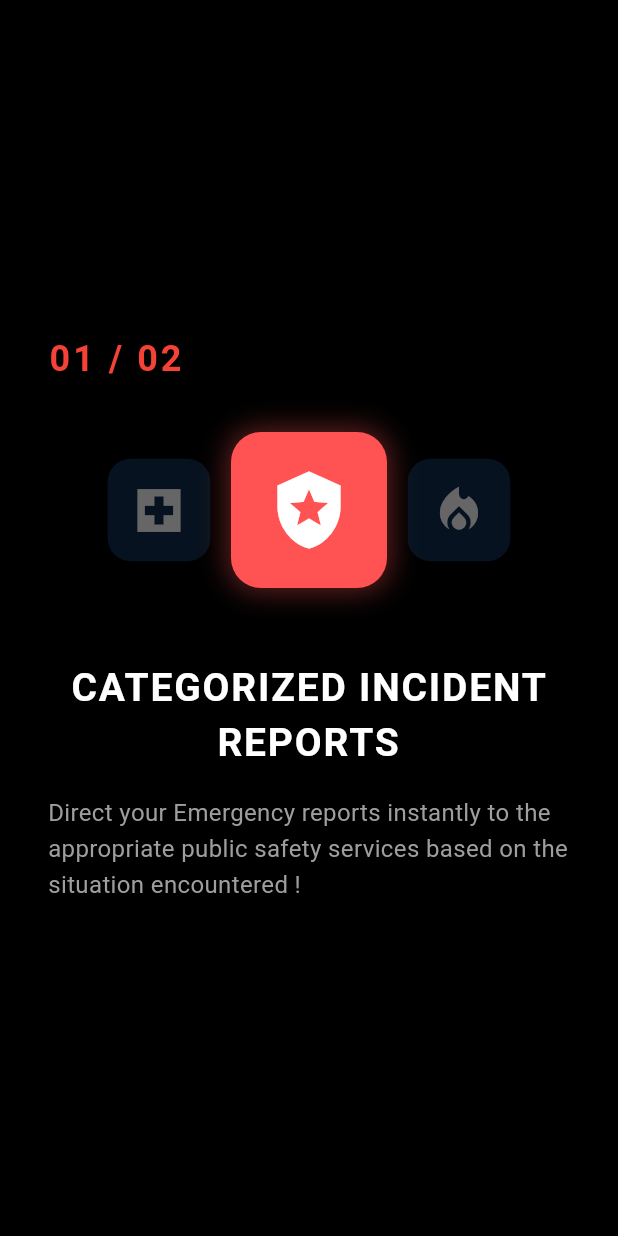
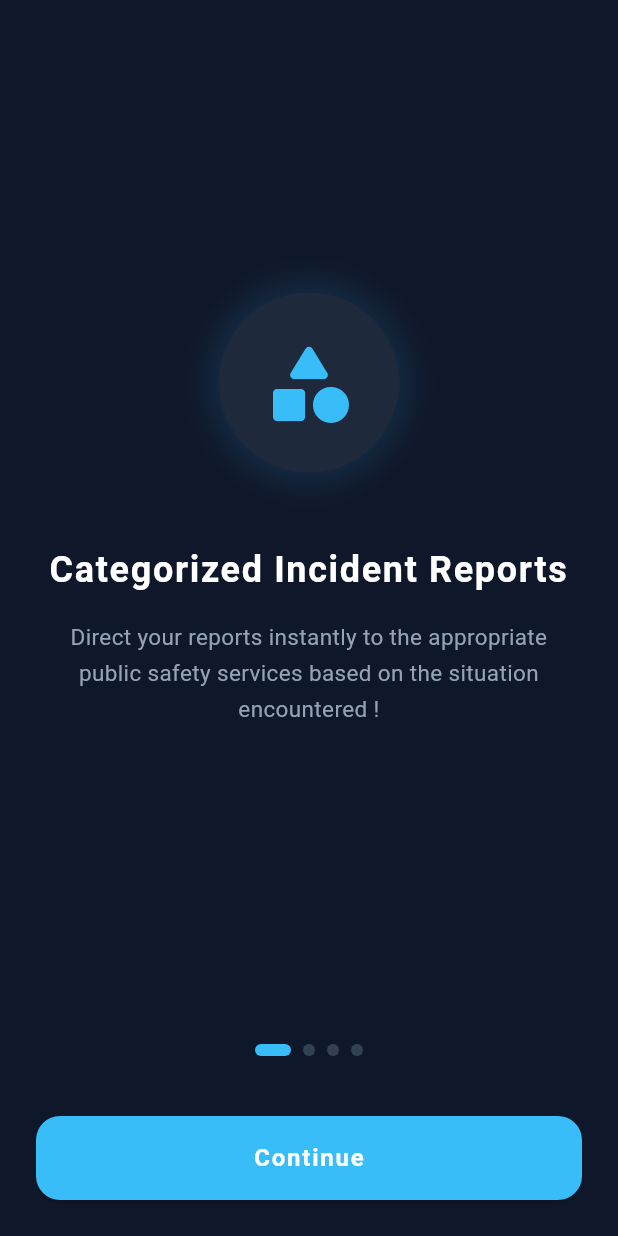
Before and after one commit to Dante-Force/Level2_Defence_Project, a Flutter app: the screen it shows after launch, on a phone screen of 412 x 824 dp. Run offline on Flutter 3.47's test engine with Material 3 defaults, Android fonts, the phone set to English and light mode, and no system bars.

Commit message:
Onboarding ok / home screen 50 % done

```diff
--- a/lib/screens/onboarding_screen.dart
+++ b/lib/screens/onboarding_screen.dart
@@ -1,4 +1,5 @@
 import 'package:flutter/material.dart';
+import 'package:sos_defence_project/screens/visitor_home_screen.dart';
 
 class OnboardingScreen extends StatefulWidget {
   const OnboardingScreen({super.key});
@@ -21,63 +22,130 @@ class _OnboardingScreenState extends State<OnboardingScreen> {
   @override
   Widget build(BuildContext context) {
     return Scaffold(
-      body: PageView(
+      // Deep Midnight Blue (#0F172A), my app base color theme 1
+      backgroundColor: const Color(0xFF0F172A),
+
+      body: SafeArea(
+        child: Column(
+          children: [
+
+            Expanded( // Top Bar the 4 slides
+              child: PageView(
                 controller: _pageController,
                 //locks physics attribute if we are on the legal slide (i.e slide 4), if not, bounce normally
-        physics: _currentIndex == 3
-          ? const NeverScrollableScrollPhysics() : const BouncingScrollPhysics(),
+                physics:  const BouncingScrollPhysics(),
                 onPageChanged: (index){
                   setState(() {
                     _currentIndex = index; // to update the state when user swipes
                   });
                 },
-        children: [
+
+                children: const [
                   // Slide 1: categories info
-          const IncidentCategoriesSlide(),
+                   OnboardingPage(
+                     icon: Icons.category_rounded,
+                     title: "Categorized Incident Reports",
+                     description: "Direct your reports instantly to the appropriate public safety services based on the situation encountered !",
+                   ),
 
                   // Slide 2: Map and Nearby alerts
-          const OnboardingPage(
+                   OnboardingPage(
                     icon: Icons.map_rounded,
                     title: "LIVE MAP & ALERTS",
                     description: "Once authenticated, view real-time incident heatmaps and receive critical safety alerts for your surrounding sector.",
-            slideNumber: '02 / 04',
+
                   ),
 
                   // Slide 3: SOS Report Trigger
-          const OnboardingPage(
+                   OnboardingPage(
                     icon: Icons.sos_rounded,
                     title: "INSTANT SOS REPORTING",
                     description: "Slide to activate the SOS trigger to initiate a 3-second safety countdown and an AI ambient audio scan for rapid threat evaluation.",
-            slideNumber: '03 / 04',
+
                   ),
 
                   // Slide 4: Legal Warning & consent
-          const OnboardingPage(
-            icon: Icons.gavel_rounded,
-            title: "LEGAL WARNING",
-            description: "WARNING : False incident reporting is a severe offense under Cameroonian Law. Misusing emergency services carries strict legal penalities!",
-            slideNumber: '04 / 04',
+                  LegalWarningSlide(),
+                ],
+              ),
+            ),
+
+            //standard dot indicators sliding
+            Padding(
+                padding: const EdgeInsets.symmetric(vertical: 16.0),
+                child: Row(
+                  mainAxisAlignment: MainAxisAlignment.center,
+                  children: List.generate(4, (index){
+                    return Container(
+                      margin: const EdgeInsets.symmetric(horizontal: 4.0),
+                      width: _currentIndex == index ? 24.0 : 8.0,
+                      height: 8.0,
+                      decoration:  BoxDecoration(
+                        color: _currentIndex == index ? const Color(0xFF38BDF8) : const Color(0xFF334155),
+                        borderRadius: BorderRadius.circular(4.0),
+                      ),
+                    );
+                  }),
+                ),
+            ),
+
+            //Bottom action Area: to display the "I accept" button only on slide 4 and "Continue" for the rest of slides
+            Padding(
+                  padding: const EdgeInsets.all(24.0),
+                child: SizedBox(
+                  width: double.infinity,
+                  height: 56,
+                  child: ElevatedButton(
+                      style: ElevatedButton.styleFrom(
+                        backgroundColor: _currentIndex == 3 ? Colors.red : const Color(0xFF38BDF8),
+                        shape: RoundedRectangleBorder(borderRadius: BorderRadius.circular(16),),
+                      ),
+                      onPressed: (){
+                        if (_currentIndex == 3) {
+                          // To do navigation to the visitor homepage
+                          Navigator.pushReplacement(
+                            context,
+                            MaterialPageRoute(builder: (
+                                context) => const VisitorHomeScreen()),
+                          );
+                        } else{
+                          // advance to next slide if not yet on legal page
+                          _pageController.nextPage(
+                             duration: const Duration(milliseconds: 300),
+                             curve: Curves.easeInOut,
+                          );
+                        }
+                      },
+                      child: Text(
+                        _currentIndex == 3 ? "I ACCEPT" : "Continue",
+                         style: TextStyle(
+                           color: Colors.white,
+                           fontSize: 16, letterSpacing: 1.2,
+                           fontWeight: FontWeight.bold,
+                         ),
+                      ),
+                  ),
+                ),
               ),
           ],
+        ),
       ),
     );
   }
 }
 
 
-//Onboarding class layout skeleton for all the Slides except slide 1:
+//Onboarding class layout skeleton for all the Slides :
 class OnboardingPage extends StatelessWidget {
  final IconData icon;
  final String title;
  final String description;
- final String slideNumber;
 
  const OnboardingPage({
    super.key,
    required this.icon,
    required this.title,
    required this.description,
-   required this.slideNumber,
  });
 
   @override
@@ -86,42 +154,48 @@ class OnboardingPage extends StatelessWidget {
       padding: const EdgeInsets.all(32.0),
         child: Column(
           mainAxisAlignment: MainAxisAlignment.center,
-          crossAxisAlignment: CrossAxisAlignment.start,
           children: [
             // Slide Counter
-            Text(
-              slideNumber,
-                style: TextStyle(
-                  color: Colors.red,
-                  fontSize: 24,
-                  fontWeight: FontWeight.bold,
-                  letterSpacing: 2.0,
+            Container(
+              padding: const EdgeInsets.all(28),
+              decoration: BoxDecoration(
+                color: const Color(0xFF1E293B),
+                shape: BoxShape.circle,
+                boxShadow: [
+                  BoxShadow(
+                    color: const Color(0xFF38BDF8).withValues(alpha: 0.15),
+                    blurRadius: 20,
+                    spreadRadius: 5,
+                  ),
+                ],
+              ),
+              child: Icon(
+                icon,
+                size: 64,
+                color: const Color(0xFF38BDF8),
+              ),
             ),
 
-            ),
-
-            const SizedBox(height: 24),
-            Icon(icon, size: 94, color: Colors.white,),
-            const SizedBox(height: 32),
-            // Header
+            const SizedBox(height: 48),
+           //Heder text design
             Text(
               title,
+              textAlign: TextAlign.center,
               style: const TextStyle(
-                color: Colors.white,
-                fontSize: 28,
+                color: Colors.white, fontSize: 24, letterSpacing: 1.1,
                 fontWeight: FontWeight.bold,
-                letterSpacing: 1.2,
               ),
             ),
 
             const SizedBox(height: 16),
-            //Description Text
+            // Description Text Design
             Text(
               description,
+              textAlign: TextAlign.center,
               style: const TextStyle(
-                color: Colors.grey,
-                fontSize: 16,
-                height: 1.5
+                color: Color(0xFF94A3B8),
+                fontSize: 15,
+                height: 1.6,
               ),
             ),
           ],
@@ -130,9 +204,9 @@ class OnboardingPage extends StatelessWidget {
   }
 }
 
-// Special class layout skeleton for slide 1 contents
-class IncidentCategoriesSlide extends StatelessWidget {
-  const IncidentCategoriesSlide({super.key});
+// Legal WARNING slide additional style
+class LegalWarningSlide extends StatelessWidget {
+  const LegalWarningSlide({super.key});
 
   @override
   Widget build(BuildContext context) {
@@ -140,92 +214,40 @@ class IncidentCategoriesSlide extends StatelessWidget {
         padding: const EdgeInsets.all(32.0),
         child: Column(
           mainAxisAlignment: MainAxisAlignment.center,
-          crossAxisAlignment: CrossAxisAlignment.start,
           children: [
-            const Text("01 / 02",
-              style: TextStyle(
-                color: Colors.red,
-                fontSize: 24,
-                fontWeight: FontWeight.bold,
-                letterSpacing: 2.0,
+            //Gavel icon with subtle red/ember warning aura
+            Container(
+              padding: const EdgeInsets.all(24),
+              decoration: BoxDecoration(
+                color: const Color(0xFF1E293B),
+                shape: BoxShape.circle,
+                border: Border.all(color: const Color(0xFFFF3B30).withValues(alpha: 0.6), width: 2,
                 ),
               ),
-            const SizedBox(height: 32),
-
-            // horizontal alignment of icons
-            Row(
-              mainAxisAlignment: MainAxisAlignment.center,
-              children: [
-                //medical icon
-                Opacity(
-                  opacity: 0.4,
-                  child: Transform.scale(
-                    scale: 0.95,
-                    child: Container(
-                      padding: const EdgeInsets.all(16),
-                      decoration: BoxDecoration(
-                        color: const Color(0xE7123357),
-                        borderRadius: BorderRadius.circular(16),
-                      ),
-                      child: const Icon(Icons.local_hospital_sharp, size: 40, color: Colors.white,),
-                    ),
+              child: const Icon(
+                Icons.gavel_rounded,
+                size: 65,
+                color: Color(0xFFFF3B30),
               ),
             ),
 
-                const SizedBox(width: 12),
-
-                //Police Icon (Center Icon)
-                Container(
-                  padding: const EdgeInsets.all(24),
-                  decoration: BoxDecoration(
-                    color: Colors.redAccent,
-                    borderRadius: BorderRadius.circular(20),
-                    boxShadow: [
-                      BoxShadow(
-                        color: Colors.redAccent.withValues(alpha: 0.4),
-                        blurRadius: 16,
-                        spreadRadius: 2,
-                      ),
-                    ],
-                  ),
-                  child: const Icon(Icons.local_police, size: 56, color: Colors.white),
-                ),
-                const SizedBox(width: 12),
-
-                //Firefighter Icon
-                Opacity(
-                  opacity: 0.4,
-                  child: Transform.scale(
-                    scale: 0.95,
-                    child: Container(
-                      padding: const EdgeInsets.all(16),
-                      decoration: BoxDecoration(
-                        color: const Color(0xE7123357),
-                        borderRadius: BorderRadius.circular(16),
-                      ),
-                      child: const Icon(Icons.local_fire_department, size: 40, color: Colors.white),
+            const SizedBox(height: 36),
+            const Text(
+              "Legal Warning & Compliance",
+              textAlign: TextAlign.center,
+              style: TextStyle(
+                color: Colors.white,
+                fontSize: 22,
+                fontWeight: FontWeight.bold,
               ),
             ),
-                ),
-              ],
-            ),
-
-            const SizedBox(height: 48),
-            const Text("CATEGORIZED INCIDENT REPORTS",
+            const SizedBox(height: 16),
+            const Text(
+              "WARNING: False reporting or malicious pranks directed at emergency services carry severe legal penalties under Cameroonian law. Ensure all generated Incident Report represent valid threats.",
+              textAlign: TextAlign.center,
               style: TextStyle(
-                color: Colors.white,
-                fontWeight: FontWeight.bold,
-                fontSize: 26,
-                letterSpacing: 1.2,
-              ),
-              textAlign: TextAlign.center,
-            ),
-            const SizedBox(height: 16),
-            const Text("Direct your Emergency reports instantly to the appropriate public safety services based on the situation encountered !",
-            style: TextStyle(
-              color: Colors.grey,
-              fontSize: 16,
-              height: 1.5,
+                color: Color(0xFF94A3B8),
+                fontSize: 14, height: 1.5,
               ),
             ),
           ],
```
Also changed, not shown: lib/screens/visitor_home_screen.dart (+266 -0 lines), 1 other file. Lines whose indentation alone changed are shown as unchanged.
